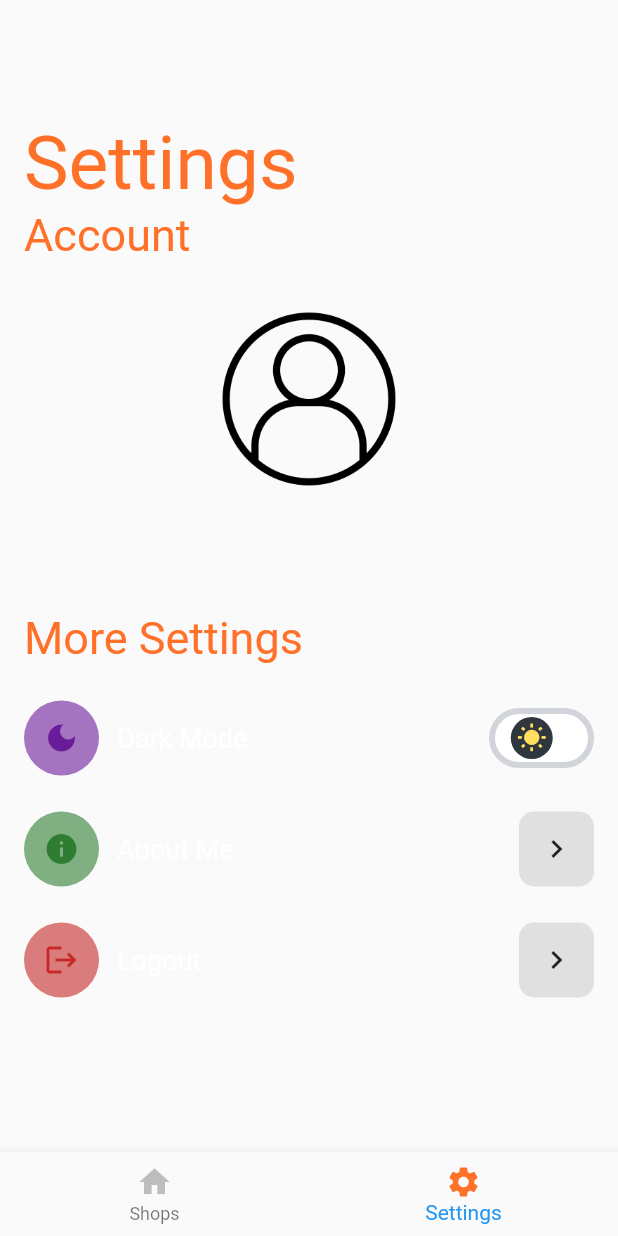
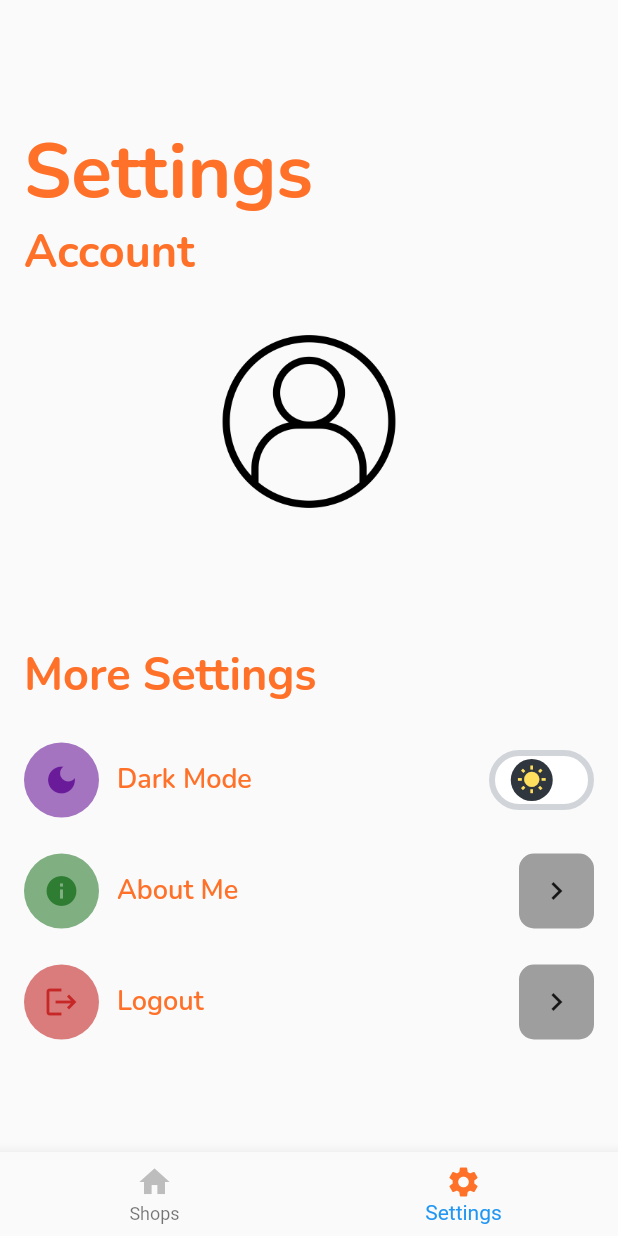
Before and after one commit to xybercommander/grocs_devfest_2.0, a Flutter app: the NavigatorPage screen opened directly, swiped to page 2, on a phone screen of 412 x 824 dp. Run offline on Flutter 3.47's test engine with Material 2 defaults, Android fonts, the light colour scheme and no system bars; drawn by our look-alikes of flutter_switch; our stand-ins replace cached_network_image, cloud_firestore, firebase_auth, firebase_core, firebase_storage, fluttertoast and 5 more; missing offline and left inert: encrypt; accounts and stored records are empty; project files that could hold a hidden picture were left out.

Commit message:
fixing themes

```diff
--- a/lib/views/chats/chatroom_list.dart
+++ b/lib/views/chats/chatroom_list.dart
@@ -40,7 +40,8 @@ class _ChatRoomListState extends State<ChatRoomList> {
                   'Chats',
                   style: TextStyle(
                     fontSize: 50,
-                    color: AppColors.lightTheme
+                    color: AppColors.lightTheme,
+                    fontFamily: 'Nunito-Bold'
                   ),
                 ),
               );
--- a/lib/views/navigator_page.dart
+++ b/lib/views/navigator_page.dart
@@ -90,7 +90,8 @@ class NavigatorPageState extends State<NavigatorPage> {
                 style: TextStyle(
                   color: _selectedIndex == 0
                     ? AppColors.lightTheme
-                    : Colors.grey[400]
+                    : Colors.grey[400],
+                  fontFamily: 'Nunito-SemiBold'
                 ),
               ),
           ),
@@ -104,7 +105,8 @@ class NavigatorPageState extends State<NavigatorPage> {
                 style: TextStyle(
                   color: _selectedIndex == 1
                     ? AppColors.lightTheme
-                    : Colors.grey[400]
+                    : Colors.grey[400],
+                  fontFamily: 'Nunito-SemiBold'
                 ),
               ),
           ),
--- a/lib/views/settings_page.dart
+++ b/lib/views/settings_page.dart
@@ -28,14 +28,16 @@ class _SettingsPageState extends State<SettingsPage> {
               'Settings',
               style: TextStyle(
                 fontSize: 50,
-                color: AppColors.lightTheme
+                color: AppColors.lightTheme,
+                fontFamily: 'Nunito-Bold'
               ),
             ),
             Text(
               'Account',
               style: TextStyle(
                 fontSize: 30,
-                color: AppColors.lightTheme
+                color: AppColors.lightTheme,
+                fontFamily: 'Nunito-Bold'
               ),
             ),
             Container(
@@ -63,13 +65,17 @@ class _SettingsPageState extends State<SettingsPage> {
                   Text(
                     UserConstants.name,
                     style: TextStyle(
-                      fontSize: 20
+                      fontSize: 20,
+                      fontFamily: 'Nunito-Bold',
+                      color: AppColors.lightTheme
                     ),
                   ),
                   Text(
                     UserConstants.email,
                     style: TextStyle(
-                      fontSize: 16
+                      fontSize: 16,
+                      fontFamily: 'Nunito-Bold',
+                      color: AppColors.lightTheme
                     ),
                   ),
                 ],
@@ -79,15 +85,16 @@ class _SettingsPageState extends State<SettingsPage> {
               'More Settings',
               style: TextStyle(
                 fontSize: 30,
+                fontFamily: 'Nunito-Bold',
                 color: AppColors.lightTheme
               ),
             ),
             SizedBox(height: 24,),
-            SettingsTile(icon: Icons.dark_mode, color: Colors.purple[800], title: 'Dark Mode',),
+            SettingsTile(icon: Icons.dark_mode, color1: Colors.purple[800], color2: Colors.purple[200], title: 'Dark Mode',),
             SizedBox(height: 24,),
-            SettingsTile(icon: Icons.info, color: Colors.green[800], title: 'About Me',),
+            SettingsTile(icon: Icons.info, color1: Colors.green[800], color2: Colors.green[200], title: 'About Me',),
             SizedBox(height: 24,),
-            SettingsTile(icon: Icons.logout, color: Colors.red[800], title: 'Logout',),
+            SettingsTile(icon: Icons.logout, color1: Colors.red[800], color2: Colors.red[200], title: 'Logout',),
           ],
         ),
       ),
--- a/lib/widgets/settings_widget.dart
+++ b/lib/widgets/settings_widget.dart
@@ -4,6 +4,7 @@ import 'package:flutter_switch/flutter_switch.dart';
 import 'package:grocs/models/theme_model.dart';
 import 'package:grocs/services/auth.dart';
 import 'package:grocs/services/shared_preferences.dart';
+import 'package:grocs/utils/colors.dart';
 import 'package:grocs/views/AuthPages/sign_in_page.dart';
 import 'package:grocs/widgets/theme_widgets.dart';
 import 'package:page_transition/page_transition.dart';
@@ -11,11 +12,13 @@ import 'package:provider/provider.dart';
 
 class SettingsTile extends StatefulWidget {
   final IconData icon;
-  final Color color;
+  final Color color1;
+  final Color color2;
   final String title;
   const SettingsTile({
     Key key,
-    @required this.color,
+    @required this.color1,
+    @required this.color2,
     @required this.title,
     @required this.icon
   }) : super(key: key);
@@ -65,15 +68,15 @@ class _SettingsTileState extends State<SettingsTile> {
           height: 50,
           width: 50,
           decoration: BoxDecoration(
-            color: widget.color.withOpacity(0.6),
+            color: widget.color1.withOpacity(0.6),
             borderRadius: BorderRadius.circular(50)
           ),
           child: Center(
-            child: Icon(widget.icon, color: widget.color,),
+            child: Icon(widget.icon, color: themeData == lightTheme ? widget.color1 : widget.color2,),
           ),
         ),
         SizedBox(width: 12,),
-        Text(widget.title, style: TextStyle(fontSize: 18),),
+        Text(widget.title, style: TextStyle(fontSize: 18, color: AppColors.lightTheme, fontFamily: 'Nunito-SemiBold'),),
         Spacer(),
         Container(
           child: widget.title == 'Dark Mode'
@@ -108,6 +111,7 @@ class _SettingsTileState extends State<SettingsTile> {
                         setState(() {
                           darkMode = val;
                           Provider.of<ThemeModel>(context, listen: false).toggleTheme();
+                          themeData = Provider.of<ThemeModel>(context, listen: false).currentTheme;
                         });
                       },
                     )
@@ -115,7 +119,7 @@ class _SettingsTileState extends State<SettingsTile> {
                 width: 50,
                 height: 50,
                 decoration: BoxDecoration(
-                  color: Colors.grey[300],
+                  color:  Colors.grey[800].withOpacity(0.5),
                   borderRadius: BorderRadius.circular(10)
                 ),
                 child: Center(
```
